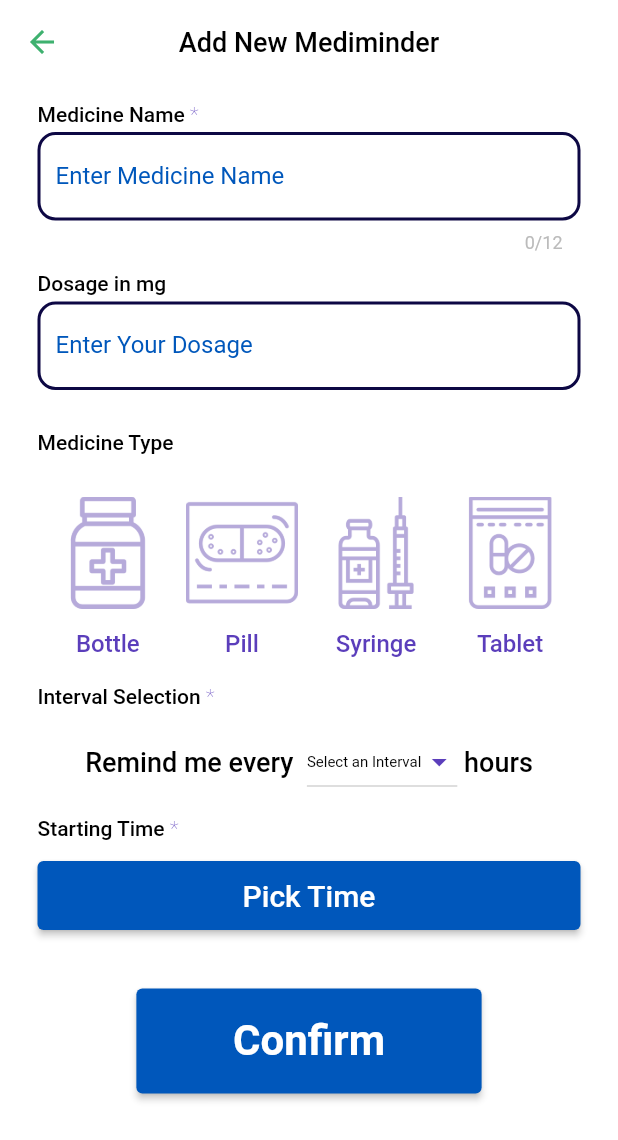
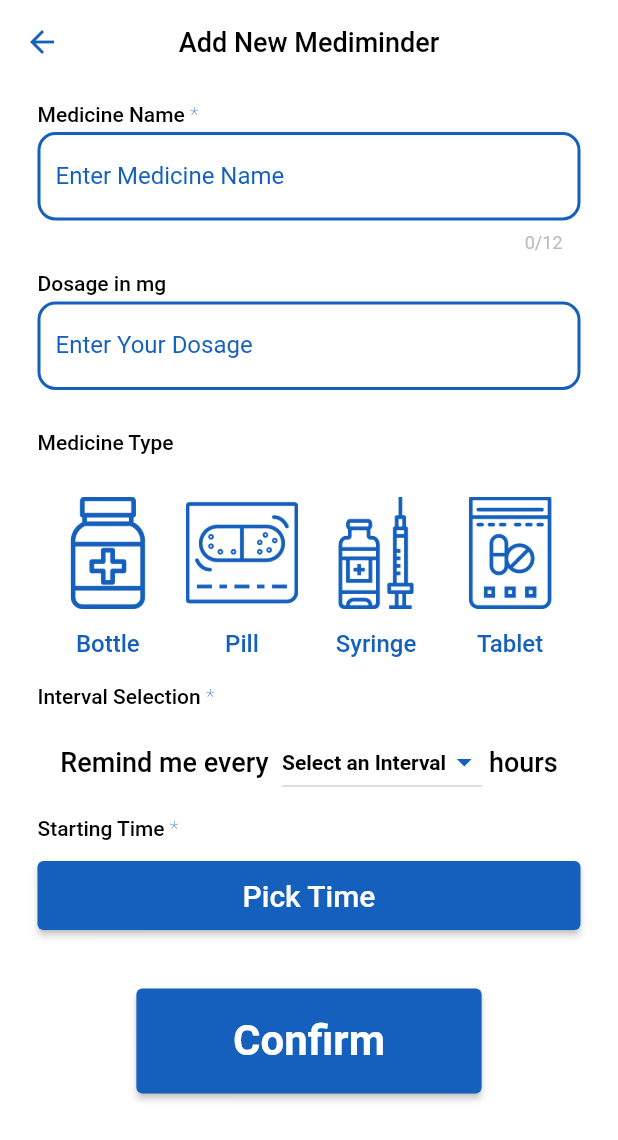
Before and after one commit to rehanahmad608/MedicineReminderApp, a Flutter app: the HomePage screen opened by its route, after a tap on the "add" icon, on a phone screen of 412 x 824 dp. Shown: the top 1140 px of the screen. Run offline on Flutter 3.47's test engine with Material 2 defaults, Android fonts, the phone set to English and light mode, and no system bars; our stand-ins replace country_picker, flutter_local_notifications, lottie, rxdart, shared_preferences; missing offline and left inert: phone_form_field; accounts and stored records are empty; Roboto replaces fonts that are missing (ProximaNova).

Commit message:
theme changed

```diff
--- a/lib/app.dart
+++ b/lib/app.dart
@@ -6,7 +6,7 @@ import 'src/presentation/screens/intro/splash_screen.dart';
 import 'src/presentation/ui/config/routes.dart';
 import 'src/presentation/ui/config/theme.dart';
 
-const themeColor = Color(0xff0057BB);
+const themeColor = Color(0xff1560BD);
 
 class App extends StatefulWidget {
   const App({Key? key}) : super(key: key);
--- a/lib/src/presentation/screens/homepage/homepage.dart
+++ b/lib/src/presentation/screens/homepage/homepage.dart
@@ -1,5 +1,6 @@
 import 'package:flutter/material.dart';
 import 'package:provider/provider.dart';
+import 'package:stellar/app.dart';
 import 'package:stellar/src/presentation/global_bloc.dart';
 import 'package:stellar/src/presentation/models/medicine.dart';
 import 'package:stellar/src/presentation/screens/medicine_details/medicine_details.dart';
@@ -22,7 +23,7 @@ class _HomePageState extends State<HomePage> {
     return Scaffold(
       appBar: AppBar(
         automaticallyImplyLeading: false,
-        backgroundColor: Color.fromARGB(255, 91, 62, 187),
+        backgroundColor: themeColor,
         elevation: 0.0,
       ),
       body: Container(
@@ -48,9 +49,10 @@ class _HomePageState extends State<HomePage> {
       ),
       floatingActionButton: FloatingActionButton(
         elevation: 4,
-        backgroundColor: Color.fromARGB(255, 91, 62, 187),
+        backgroundColor: themeColor,
         child: Icon(
           Icons.add,
+          color: Colors.white,
         ),
         onPressed: () {
           Navigator.push(
@@ -82,7 +84,7 @@ class TopContainer extends StatelessWidget {
             offset: Offset(0, 3.5),
           )
         ],
-        color: Color.fromARGB(255, 91, 62, 187),
+        color: themeColor,
       ),
       width: double.infinity,
       child: Column(
@@ -194,7 +196,7 @@ class MedicineCard extends StatelessWidget {
         child: ImageIcon(
           const AssetImage('assets/icons/bottle.png'),
           size: size,
-          color: Color.fromARGB(255, 91, 62, 187),
+          color: themeColor,
         ),
       );
     } else if (medicine.medicineType == "Pill") {
@@ -203,7 +205,7 @@ class MedicineCard extends StatelessWidget {
         child: ImageIcon(
           const AssetImage('assets/icons/pills.png'),
           size: size,
-          color: Color.fromARGB(255, 91, 62, 187),
+          color: themeColor,
         ),
       );
     } else if (medicine.medicineType == "Syringe") {
@@ -212,7 +214,7 @@ class MedicineCard extends StatelessWidget {
         child: ImageIcon(
           const AssetImage('assets/icons/vaccine.png'),
           size: size,
-          color: Color.fromARGB(255, 91, 62, 187),
+          color: themeColor,
         ),
       );
     } else if (medicine.medicineType == "Tablet") {
@@ -221,7 +223,7 @@ class MedicineCard extends StatelessWidget {
         child: ImageIcon(
           const AssetImage('assets/icons/tablet.png'),
           size: size,
-          color: Color.fromARGB(255, 91, 62, 187),
+          color: themeColor,
         ),
       );
     }
@@ -229,7 +231,7 @@ class MedicineCard extends StatelessWidget {
       tag: medicine.medicineName + medicine.medicineType,
       child: Icon(
         Icons.error,
-        color: Color.fromARGB(255, 91, 62, 187),
+        color: themeColor,
         size: size,
       ),
     );
@@ -270,7 +272,7 @@ class MedicineCard extends StatelessWidget {
                       medicine.medicineName,
                       style: TextStyle(
                           fontSize: 22,
-                          color: Color.fromARGB(255, 91, 62, 187),
+                          color: themeColor,
                           fontWeight: FontWeight.w500),
                     ),
                   ),
--- a/lib/src/presentation/screens/new_entry/new_entry.dart
+++ b/lib/src/presentation/screens/new_entry/new_entry.dart
@@ -2,6 +2,7 @@ import 'dart:math';
 import 'package:flutter/material.dart';
 import 'package:provider/provider.dart';
 import 'package:flutter_local_notifications/flutter_local_notifications.dart';
+import 'package:stellar/app.dart';
 import 'package:stellar/src/infrastructure/convert_time.dart';
 import 'package:stellar/src/presentation/global_bloc.dart';
 import 'package:stellar/src/presentation/models/errors.dart';
@@ -52,10 +53,23 @@ class _NewEntryState extends State<NewEntry> {
       resizeToAvoidBottomInset: false,
       backgroundColor: Colors.white,
       appBar: AppBar(
+        leading: InkWell(
+          onTap: () {
+            Navigator.pushReplacement(
+              context,
+              MaterialPageRoute(
+                builder: (BuildContext context) {
+                  return HomePage();
+                },
+              ),
+            );
+          },
+          child: Icon(
+            Icons.arrow_back,
+            color: themeColor,
+          ),
+        ),
         backgroundColor: Colors.white,
-        iconTheme: IconThemeData(
-          color: Color(0xFF3EB16F),
-        ),
         centerTitle: true,
         title: Text(
           "Add New Mediminder",
@@ -91,13 +105,13 @@ class _NewEntryState extends State<NewEntry> {
                     focusedBorder: OutlineInputBorder(
                       borderRadius: BorderRadius.circular(12.0),
                       borderSide: BorderSide(
-                        color: Color.fromARGB(255, 13, 8, 68),
+                        color: themeColor,
                       ),
                     ),
                     enabledBorder: OutlineInputBorder(
                       borderRadius: BorderRadius.circular(12.0),
                       borderSide: BorderSide(
-                        color: Color.fromARGB(255, 13, 8, 68),
+                        color: themeColor,
                         width: 2.0,
                       ),
                     ),
@@ -119,13 +133,13 @@ class _NewEntryState extends State<NewEntry> {
                     focusedBorder: OutlineInputBorder(
                       borderRadius: BorderRadius.circular(12.0),
                       borderSide: BorderSide(
-                        color: Color.fromARGB(255, 13, 8, 68),
+                        color: themeColor,
                       ),
                     ),
                     enabledBorder: OutlineInputBorder(
                       borderRadius: BorderRadius.circular(12.0),
                       borderSide: BorderSide(
-                        color: Color.fromARGB(255, 13, 8, 68),
+                        color: themeColor,
                         width: 2.0,
                       ),
                     ),
@@ -361,7 +375,7 @@ class _NewEntryState extends State<NewEntry> {
       'repeatDailyAtTime channel name',
       'repeatDailyAtTime description',
       importance: Importance.max,
-      ledColor: Color.fromARGB(255, 91, 62, 187),
+      ledColor: themeColor,
       ledOffMs: 1000,
       ledOnMs: 1000,
       enableLights: true,
@@ -423,14 +437,14 @@ class _IntervalSelectionState extends State<IntervalSelection> {
               ),
             ),
             DropdownButton<int>(
-              iconEnabledColor: Color.fromARGB(255, 91, 62, 187),
+              iconEnabledColor: themeColor,
               hint: _selected == 0
                   ? Text(
                       "Select an Interval",
                       style: TextStyle(
-                          fontSize: 10,
+                          fontSize: 14,
                           color: Colors.black,
-                          fontWeight: FontWeight.w400),
+                          fontWeight: FontWeight.w600),
                     )
                   : null,
               elevation: 4,
@@ -482,10 +496,12 @@ class _SelectTimeState extends State<SelectTime> {
   Future<TimeOfDay?> _selectTime(BuildContext context) async {
     final NewEntryBloc _newEntryBloc =
         Provider.of<NewEntryBloc>(context, listen: false);
+
     final TimeOfDay? picked = await showTimePicker(
       context: context,
       initialTime: _time,
     );
+
     if (picked != null && picked != _time) {
       setState(() {
         _time = picked;
@@ -494,6 +510,7 @@ class _SelectTimeState extends State<SelectTime> {
             "${convertTime(_time.minute.toString())}");
       });
     }
+
     return picked;
   }
 
@@ -557,9 +574,7 @@ class MedicineTypeColumn extends StatelessWidget {
             width: 85,
             decoration: BoxDecoration(
               borderRadius: BorderRadius.circular(10),
-              color: isSelected
-                  ? Color.fromARGB(255, 161, 150, 203)
-                  : Colors.white,
+              color: isSelected ? themeColor : Colors.white,
             ),
             child: Center(
               child: Padding(
@@ -567,9 +582,7 @@ class MedicineTypeColumn extends StatelessWidget {
                 child: ImageIcon(
                   AssetImage(imgIcon),
                   size: 75,
-                  color: isSelected
-                      ? Colors.white
-                      : Color.fromARGB(255, 182, 170, 218),
+                  color: isSelected ? Colors.white : themeColor,
                 ),
                 // Icon(
                 //   IconData(iconValue, fontFamily: "Ic"),
@@ -587,9 +600,7 @@ class MedicineTypeColumn extends StatelessWidget {
               width: 80,
               height: 30,
               decoration: BoxDecoration(
-                color: isSelected
-                    ? Color.fromARGB(255, 91, 62, 187)
-                    : Colors.transparent,
+                color: isSelected ? themeColor : Colors.transparent,
                 borderRadius: BorderRadius.circular(12),
               ),
               child: Center(
@@ -597,9 +608,7 @@ class MedicineTypeColumn extends StatelessWidget {
                   name,
                   style: TextStyle(
                     fontSize: 16,
-                    color: isSelected
-                        ? Colors.white
-                        : Color.fromARGB(255, 91, 62, 187),
+                    color: isSelected ? Colors.white : themeColor,
                     fontWeight: FontWeight.w500,
                   ),
                 ),
@@ -634,8 +643,7 @@ class PanelTitle extends StatelessWidget {
           ),
           TextSpan(
             text: isRequired ? " *" : "",
-            style: TextStyle(
-                fontSize: 14, color: Color.fromARGB(255, 91, 62, 187)),
+            style: TextStyle(fontSize: 14, color: themeColor),
           ),
         ]),
       ),
--- a/lib/src/presentation/ui/config/theme.dart
+++ b/lib/src/presentation/ui/config/theme.dart
@@ -6,11 +6,11 @@ final robotheme = ThemeData(
   scaffoldBackgroundColor: Colors.white,
   // primaryColor: themeColor,
   colorScheme: const ColorScheme(
-      primary: Color(0xff0057BB),
+      primary: themeColor,
       primaryContainer: themeColor,
-      secondary: Color(0xffCFCFCF),
-      secondaryContainer: Color(0xff777B80),
-      surface: Colors.white54,
+      secondary: Color.fromARGB(255, 255, 255, 255),
+      secondaryContainer: Color.fromARGB(255, 255, 255, 255),
+      surface: Colors.white,
       background: Colors.white,
       error: Colors.red,
       onPrimary: Colors.white,
```
Also changed, not shown: lib/src/presentation/screens/medicine_details/medicine_details.dart (+22 -11 lines), lib/src/presentation/ui/templates/my_buttons.dart (+6 -6 lines).
